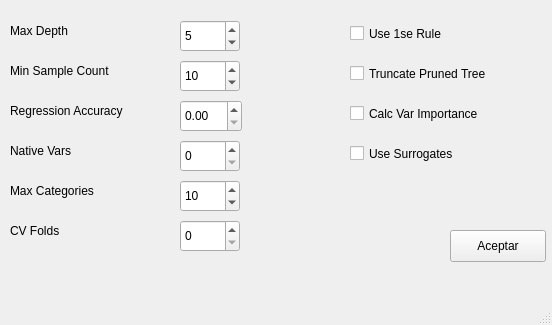
The window that src/gui/conf_ertrees.ui (IgnacioSRL/OpenCV_ML_Tool) describes before a commit, drawn with Qt 5.
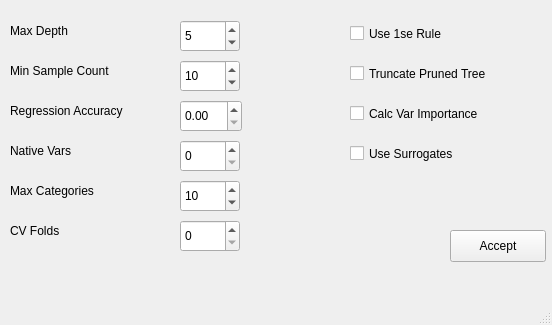
The same window after the commit.

Diff of the .ui file:
```diff
--- a/src/gui/conf_ertrees.ui
+++ b/src/gui/conf_ertrees.ui
@@ -159,7 +159,7 @@
      </rect>
     </property>
     <property name="text">
-     <string>Aceptar</string>
+     <string>Accept</string>
     </property>
    </widget>
    <widget class="QLabel" name="label_3">
```
Left out of the diff: 2 changed lines with no effect on the pictures.
